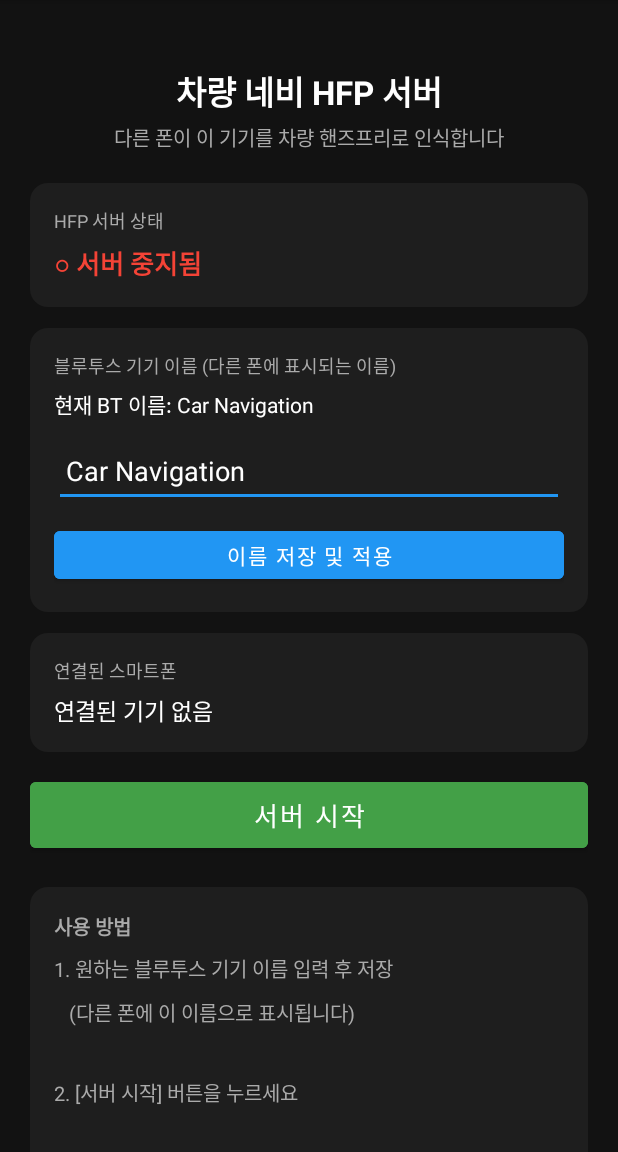
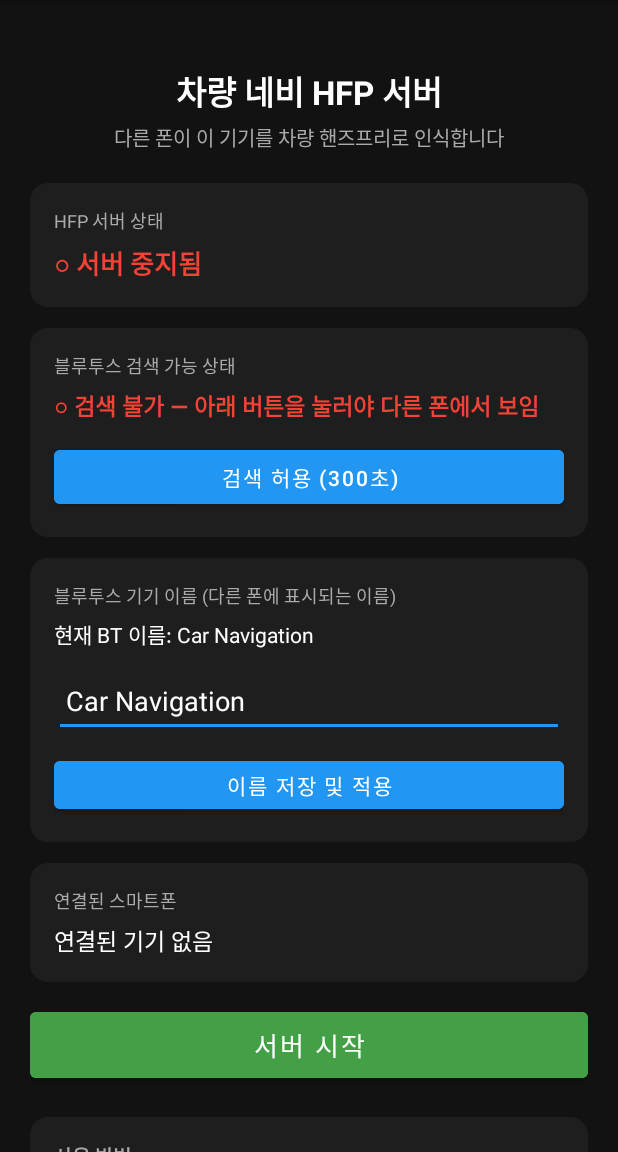
Before and after one commit to eyou2020/eyou2020.github.io, an Android app: the screen it shows after launch (MainActivity), on a phone screen of 412 x 824 dp, the part 84-1236 px from its top. Run offline under Robolectric (Android 15) with nearby library versions, the phone set to English and light mode, and no system bars.

Commit message:
Add Bluetooth discoverability: fix 'device not visible' issue
서버 실행 중에도 다른 폰 스캔에 이 기기가 안 보이는 문제 수정.

원인: RFCOMM 서버 오픈 ≠ Discoverable 모드 활성화.
     다른 폰이 BT 스캔 시 보이려면 별도로 검색 허용이 필요.

수정:
- 서버 시작 시 ACTION_REQUEST_DISCOVERABLE 자동 호출 (300초)
- UI에 현재 검색 가능 상태 표시 (5초마다 갱신)
- [검색 허용] 버튼 추가 — 300초 만료 후 재활성화 가능
- scanMode == SCAN_MODE_CONNECTABLE_DISCOVERABLE 로 상태 감지

사용 흐름:
1. 서버 시작 → 시스템 다이얼로그 "검색 허용?" → 확인
2. 다른 폰에서 BT 스캔 → 이 기기 표시됨
3. 페어링 후 HFP 연결

https://claude.ai/code/session_01SXp1aekTRAquQvqmnwP5zF

```diff
--- a/android-car-nav/app/src/main/java/com/carnav/app/MainActivity.kt
+++ b/android-car-nav/app/src/main/java/com/carnav/app/MainActivity.kt
@@ -1,5 +1,6 @@
 package com.carnav.app
 
+import android.bluetooth.BluetoothAdapter
 import android.bluetooth.BluetoothManager
 import android.content.*
 import android.content.pm.PackageManager
@@ -16,12 +17,15 @@ import androidx.core.content.ContextCompat
 class MainActivity : AppCompatActivity() {
 
     private lateinit var tvServiceStatus: TextView
+    private lateinit var tvDiscoverableStatus: TextView
+    private lateinit var btnRequestDiscoverable: Button
     private lateinit var tvCurrentName: TextView
     private lateinit var etDeviceName: EditText
     private lateinit var btnSaveName: Button
     private lateinit var btnToggleService: Button
     private lateinit var tvConnectedList: TextView
 
+    // 서비스 연결/해제 이벤트 수신
     private val eventReceiver = object : BroadcastReceiver() {
         override fun onReceive(context: Context, intent: Intent) {
             when (intent.action) {
@@ -31,25 +35,35 @@ class MainActivity : AppCompatActivity() {
         }
     }
 
+    // 5초마다 검색 가능 상태를 갱신 (타임아웃 반영)
+    private val refreshHandler = Handler(Looper.getMainLooper())
+    private val periodicRefresh = object : Runnable {
+        override fun run() {
+            refreshUI()
+            refreshHandler.postDelayed(this, 5_000)
+        }
+    }
+
     override fun onCreate(savedInstanceState: Bundle?) {
         super.onCreate(savedInstanceState)
         setContentView(R.layout.activity_main)
 
-        tvServiceStatus = findViewById(R.id.tv_service_status)
-        tvCurrentName = findViewById(R.id.tv_current_name)
-        etDeviceName = findViewById(R.id.et_device_name)
-        btnSaveName = findViewById(R.id.btn_save_name)
-        btnToggleService = findViewById(R.id.btn_toggle_service)
-        tvConnectedList = findViewById(R.id.tv_connected_list)
+        tvServiceStatus        = findViewById(R.id.tv_service_status)
+        tvDiscoverableStatus   = findViewById(R.id.tv_discoverable_status)
+        btnRequestDiscoverable = findViewById(R.id.btn_request_discoverable)
+        tvCurrentName          = findViewById(R.id.tv_current_name)
+        etDeviceName           = findViewById(R.id.et_device_name)
+        btnSaveName            = findViewById(R.id.btn_save_name)
+        btnToggleService       = findViewById(R.id.btn_toggle_service)
+        tvConnectedList        = findViewById(R.id.tv_connected_list)
 
-        // 저장된 이름으로 EditText 초기화
         etDeviceName.setText(PrefsHelper.getDeviceName(this))
 
         btnSaveName.setOnClickListener { saveDeviceName() }
         btnToggleService.setOnClickListener { toggleService() }
+        btnRequestDiscoverable.setOnClickListener { requestDiscoverable() }
 
-        // Android 14+(targetSdk 34+)에서는 RECEIVER_EXPORTED/NOT_EXPORTED 필수.
-        // 없으면 IllegalArgumentException → 앱 즉시 크래시.
+        // Android 14+(targetSdk 34+): RECEIVER_NOT_EXPORTED 필수
         ContextCompat.registerReceiver(
             this,
             eventReceiver,
@@ -66,6 +80,12 @@ class MainActivity : AppCompatActivity() {
     override fun onResume() {
         super.onResume()
         refreshUI()
+        refreshHandler.post(periodicRefresh)   // 검색 가능 상태 주기적 갱신
+    }
+
+    override fun onPause() {
+        super.onPause()
+        refreshHandler.removeCallbacks(periodicRefresh)
     }
 
     override fun onDestroy() {
@@ -82,6 +102,8 @@ class MainActivity : AppCompatActivity() {
             if (Build.VERSION.SDK_INT >= Build.VERSION_CODES.S) {
                 if (!hasPermission(android.Manifest.permission.BLUETOOTH_CONNECT))
                     add(android.Manifest.permission.BLUETOOTH_CONNECT)
+                if (!hasPermission(android.Manifest.permission.BLUETOOTH_SCAN))
+                    add(android.Manifest.permission.BLUETOOTH_SCAN)
             }
             if (Build.VERSION.SDK_INT >= Build.VERSION_CODES.TIRAMISU &&
                 !hasPermission(android.Manifest.permission.POST_NOTIFICATIONS)
@@ -93,13 +115,29 @@ class MainActivity : AppCompatActivity() {
     private fun hasPermission(p: String) =
         ContextCompat.checkSelfPermission(this, p) == PackageManager.PERMISSION_GRANTED
 
-    override fun onRequestPermissionsResult(requestCode: Int, permissions: Array<out String>, grantResults: IntArray) {
+    override fun onRequestPermissionsResult(
+        requestCode: Int, permissions: Array<out String>, grantResults: IntArray
+    ) {
         super.onRequestPermissionsResult(requestCode, permissions, grantResults)
         if (requestCode == 100) refreshUI()
     }
 
     // ──────────────────────────────────────────────────────────────────────────
-    // 기기 이름 저장 및 적용
+    // 검색 가능(Discoverable) 모드 요청
+    // ──────────────────────────────────────────────────────────────────────────
+
+    private fun requestDiscoverable() {
+        // ACTION_REQUEST_DISCOVERABLE: 시스템 다이얼로그를 띄워 검색 허용 요청
+        // duration=300 → 300초(5분) 동안 다른 폰의 BT 스캔에 이 기기가 표시됨
+        // duration=0   → 무제한 (일부 기기에서 허용)
+        val intent = Intent(BluetoothAdapter.ACTION_REQUEST_DISCOVERABLE).apply {
+            putExtra(BluetoothAdapter.EXTRA_DISCOVERABLE_DURATION, 300)
+        }
+        startActivity(intent)
+    }
+
+    // ──────────────────────────────────────────────────────────────────────────
+    // 기기 이름 저장
     // ──────────────────────────────────────────────────────────────────────────
 
     private fun saveDeviceName() {
@@ -110,7 +148,6 @@ class MainActivity : AppCompatActivity() {
         }
         PrefsHelper.setDeviceName(this, newName)
 
-        // 서비스 실행 중이면 서비스 재시작하여 이름 반영
         if (HfpServerService.isRunning) {
             stopService(Intent(this, HfpServerService::class.java))
             Handler(mainLooper).postDelayed({
@@ -119,13 +156,10 @@ class MainActivity : AppCompatActivity() {
             }, 500)
         }
 
-        // 블루투스 어댑터 이름을 즉시 변경 시도
         try {
-            val btAdapter = (getSystemService(Context.BLUETOOTH_SERVICE) as BluetoothManager).adapter
-            btAdapter.name = newName
-        } catch (e: Exception) { /* 권한 없으면 서비스 시작 시 적용됨 */ }
+            (getSystemService(Context.BLUETOOTH_SERVICE) as BluetoothManager).adapter.name = newName
+        } catch (_: Exception) { }
 
-        // 키보드 숨기기
         (getSystemService(Context.INPUT_METHOD_SERVICE) as InputMethodManager)
             .hideSoftInputFromWindow(etDeviceName.windowToken, 0)
 
@@ -143,7 +177,6 @@ class MainActivity : AppCompatActivity() {
             PrefsHelper.setServiceEnabled(this, false)
             refreshUI()
         } else {
-            // BLUETOOTH_CONNECT 권한 확인 (Android 12+)
             if (Build.VERSION.SDK_INT >= Build.VERSION_CODES.S &&
                 !hasPermission(android.Manifest.permission.BLUETOOTH_CONNECT)
             ) {
@@ -151,10 +184,9 @@ class MainActivity : AppCompatActivity() {
                 requestRequiredPermissions()
                 return
             }
-            // isEnabled() 도 API 31+ 에서 BLUETOOTH_CONNECT 필요 → try-catch
             val enabled = try {
                 (getSystemService(Context.BLUETOOTH_SERVICE) as BluetoothManager).adapter.isEnabled
-            } catch (e: SecurityException) {
+            } catch (_: SecurityException) {
                 Toast.makeText(this, "블루투스 권한이 필요합니다", Toast.LENGTH_SHORT).show()
                 return
             }
@@ -162,9 +194,15 @@ class MainActivity : AppCompatActivity() {
                 Toast.makeText(this, "블루투스를 먼저 켜주세요", Toast.LENGTH_SHORT).show()
                 return
             }
+
             ContextCompat.startForegroundService(this, Intent(this, HfpServerService::class.java))
             PrefsHelper.setServiceEnabled(this, true)
-            Handler(mainLooper).postDelayed({ refreshUI() }, 400)
+
+            // 서비스 시작 직후 검색 허용 요청 — 다른 폰이 이 기기를 찾을 수 있게 됨
+            Handler(mainLooper).postDelayed({
+                requestDiscoverable()
+                refreshUI()
+            }, 400)
         }
     }
 
@@ -173,8 +211,7 @@ class MainActivity : AppCompatActivity() {
     // ──────────────────────────────────────────────────────────────────────────
 
     private fun refreshUI() {
-        tvCurrentName.text = "현재 BT 이름: ${PrefsHelper.getDeviceName(this)}"
-
+        // 서비스 상태
         if (HfpServerService.isRunning) {
             tvServiceStatus.text = "● HFP 서버 실행 중"
             tvServiceStatus.setTextColor(getColor(R.color.status_connected))
@@ -187,11 +224,28 @@ class MainActivity : AppCompatActivity() {
             btnToggleService.backgroundTintList = getColorStateList(R.color.accent_green)
         }
 
+        // 검색 가능(Discoverable) 상태
+        val isDiscoverable = try {
+            val btAdapter = (getSystemService(Context.BLUETOOTH_SERVICE) as BluetoothManager).adapter
+            btAdapter.scanMode == BluetoothAdapter.SCAN_MODE_CONNECTABLE_DISCOVERABLE
+        } catch (_: Exception) { false }
+
+        if (isDiscoverable) {
+            tvDiscoverableStatus.text = "● 검색 가능 — 다른 폰에서 이 기기가 보임"
+            tvDiscoverableStatus.setTextColor(getColor(R.color.status_connected))
+            btnRequestDiscoverable.text = "검색 허용 갱신 (300초)"
+        } else {
+            tvDiscoverableStatus.text = "○ 검색 불가 — 아래 버튼을 눌러야 다른 폰에서 보임"
+            tvDiscoverableStatus.setTextColor(getColor(R.color.status_disconnected))
+            btnRequestDiscoverable.text = "검색 허용 (300초)"
+        }
+
+        // 기기 이름
+        tvCurrentName.text = "현재 BT 이름: ${PrefsHelper.getDeviceName(this)}"
+
+        // 연결된 기기 목록
         val devices = HfpServerService.connectedDevices
-        tvConnectedList.text = if (devices.isEmpty()) {
-            "연결된 기기 없음"
-        } else {
-            devices.values.joinToString("\n") { "● $it" }
-        }
+        tvConnectedList.text = if (devices.isEmpty()) "연결된 기기 없음"
+        else devices.values.joinToString("\n") { "● $it" }
     }
 }
--- a/android-car-nav/app/src/main/res/layout/activity_main.xml
+++ b/android-car-nav/app/src/main/res/layout/activity_main.xml
@@ -57,6 +57,42 @@
                 android:textSize="17sp"
                 android:textStyle="bold"
                 android:textColor="@color/status_disconnected" />
+        </LinearLayout>
+
+        <!-- 검색 가능 상태 카드 (핵심: 다른 폰이 스캔했을 때 보이려면 반드시 필요) -->
+        <LinearLayout
+            android:layout_width="match_parent"
+            android:layout_height="wrap_content"
+            android:orientation="vertical"
+            android:background="@drawable/card_bg"
+            android:padding="16dp"
+            android:layout_marginBottom="14dp">
+
+            <TextView
+                android:layout_width="match_parent"
+                android:layout_height="wrap_content"
+                android:text="블루투스 검색 가능 상태"
+                android:textSize="12sp"
+                android:textColor="@color/text_secondary"
+                android:paddingBottom="6dp" />
+
+            <TextView
+                android:id="@+id/tv_discoverable_status"
+                android:layout_width="match_parent"
+                android:layout_height="wrap_content"
+                android:text="○ 검색 불가 — 다른 폰에서 이 기기를 찾을 수 없음"
+                android:textSize="15sp"
+                android:textStyle="bold"
+                android:textColor="@color/status_disconnected"
+                android:paddingBottom="12dp" />
+
+            <Button
+                android:id="@+id/btn_request_discoverable"
+                android:layout_width="match_parent"
+                android:layout_height="48dp"
+                android:text="검색 허용 (300초)"
+                android:textColor="@color/white"
+                android:backgroundTint="@color/accent_blue" />
         </LinearLayout>
 
         <!-- 블루투스 이름 설정 카드 -->
```
